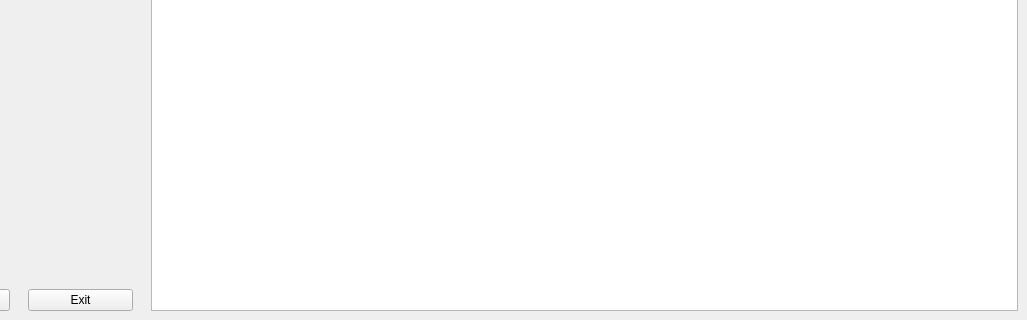
The window that MainWindow.ui (BROM100/CRM-APP) describes before a commit, drawn with Qt 5; both pictures show x 95 to 1122 and y 523 to 843 of the 1122 by 843 pixel window.
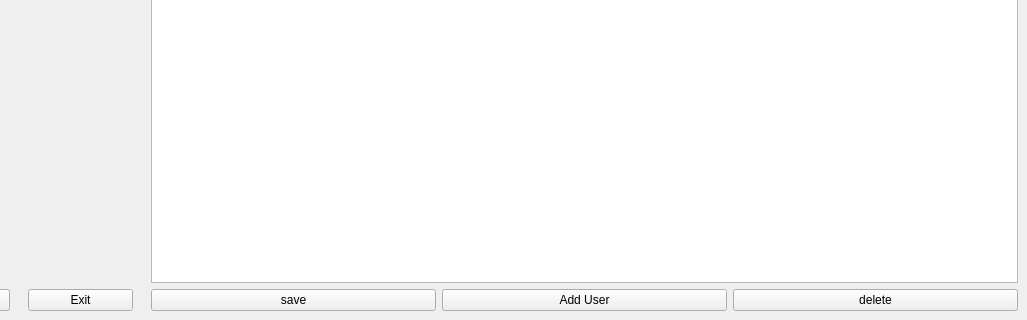
The same window after the commit. Icons and pictures are not drawn.

Commit message: Developed the Users Manager class, added basic fetures of CRUD operations in users_tableWidget, fixed issue with databse session.

Patch:
```diff
--- a/MainWindow.ui
+++ b/MainWindow.ui
@@ -220,6 +220,15 @@
           <layout class="QGridLayout" name="gridLayout_16">
            <item row="0" column="0">
             <widget class="QTableWidget" name="users_tableWidget">
+             <attribute name="verticalHeaderMinimumSectionSize">
+              <number>100</number>
+             </attribute>
+             <attribute name="verticalHeaderDefaultSectionSize">
+              <number>100</number>
+             </attribute>
+             <attribute name="verticalHeaderHighlightSections">
+              <bool>true</bool>
+             </attribute>
              <column>
               <property name="text">
                <string>Id</string>
@@ -237,6 +246,49 @@
              </column>
             </widget>
            </item>
+           <item row="1" column="0">
+            <layout class="QHBoxLayout" name="horizontalLayout_8">
+             <item>
+              <widget class="QPushButton" name="save_user">
+               <property name="text">
+                <string>save</string>
+               </property>
+               <property name="checkable">
+                <bool>true</bool>
+               </property>
+               <property name="autoExclusive">
+                <bool>true</bool>
+               </property>
+              </widget>
+             </item>
+             <item>
+              <widget class="QPushButton" name="add_user">
+               <property name="text">
+                <string>Add User</string>
+               </property>
+               <property name="checkable">
+                <bool>true</bool>
+               </property>
+               <property name="autoExclusive">
+                <bool>true</bool>
+               </property>
+              </widget>
+             </item>
+             <item>
+              <widget class="QPushButton" name="delete_user">
+               <property name="text">
+                <string>delete</string>
+               </property>
+               <property name="checkable">
+                <bool>true</bool>
+               </property>
+               <property name="autoExclusive">
+                <bool>true</bool>
+               </property>
+              </widget>
+             </item>
+            </layout>
+           </item>
           </layout>
          </widget>
          <widget class="QWidget" name="page_2">
```
Left out of the diff: 2 changed lines with no effect on the pictures. The commit also changes 6 other files.
